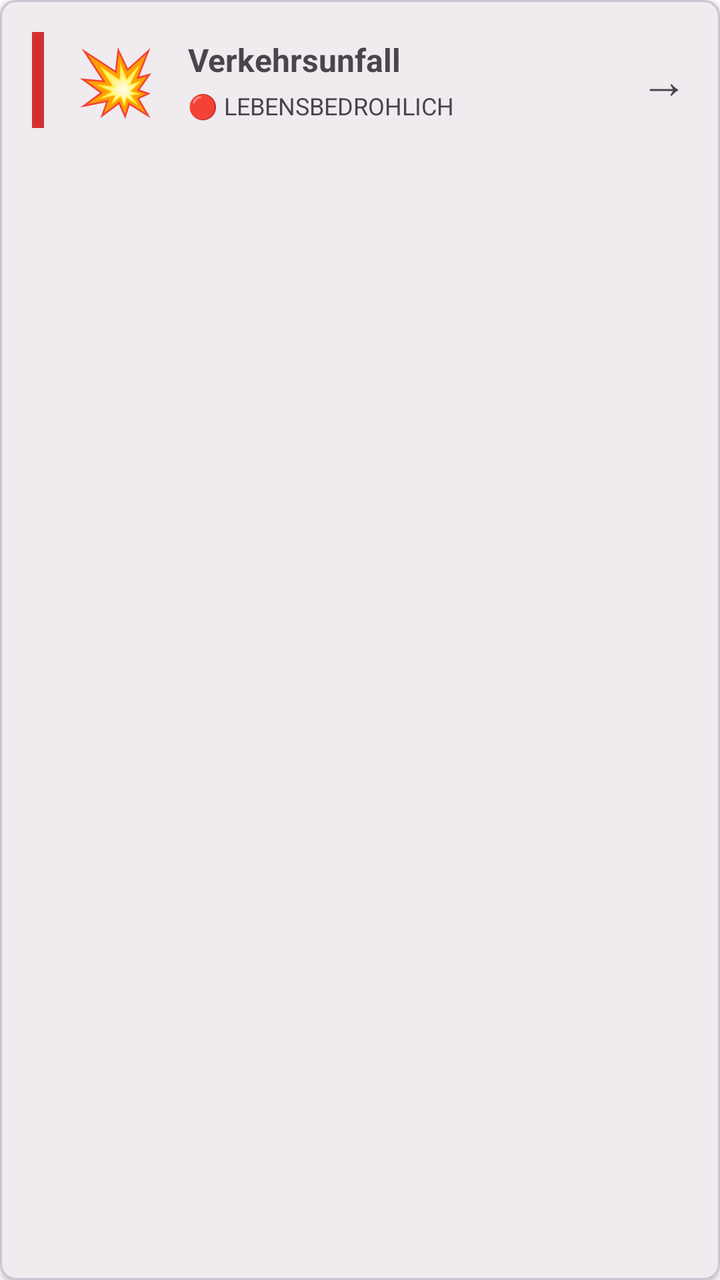
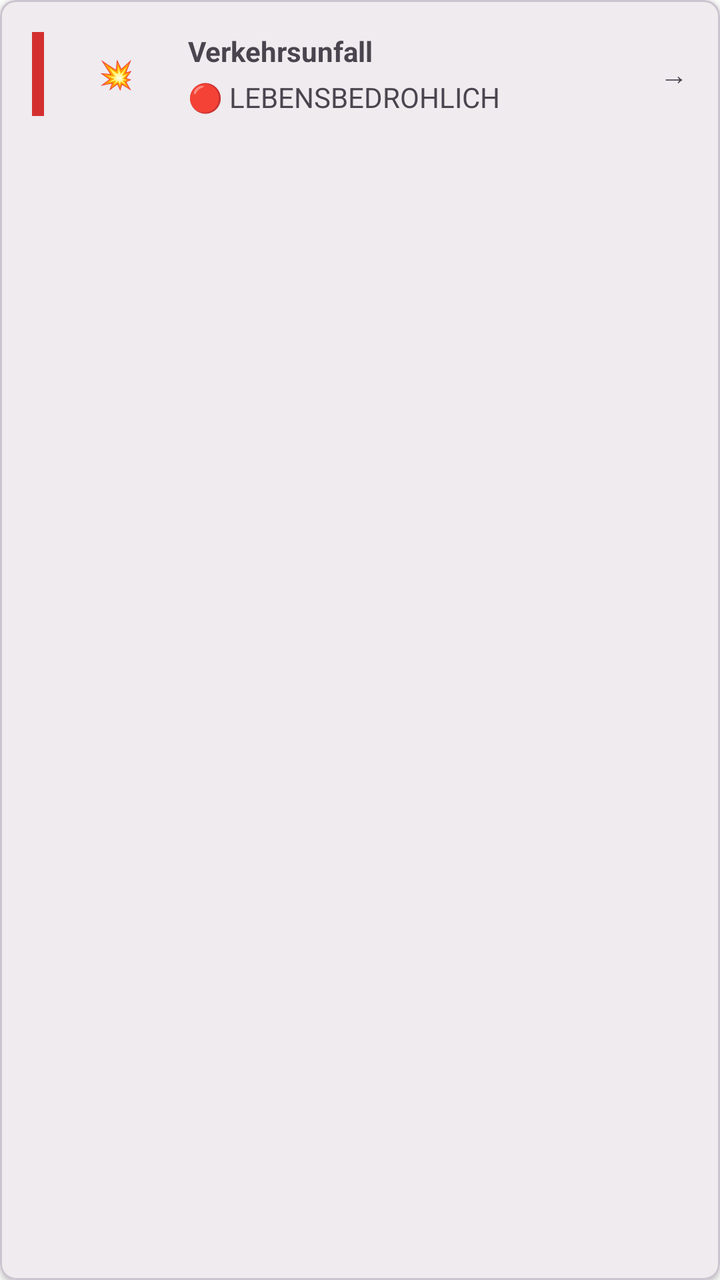

An Android layout rendered at two revisions. The XML below is the earlier revision; the diff shows what the commit changed to produce the second picture.
<!-- AndroidManifest.xml: application theme Theme.HundeWildnis -->
<!-- res/layout/item_emergency_subcategory.xml -->
<?xml version="1.0" encoding="utf-8"?>
<com.google.android.material.card.MaterialCardView 
    xmlns:android="http://schemas.android.com/apk/res/android"
    xmlns:app="http://schemas.android.com/apk/res-auto"
    android:layout_width="match_parent"
    android:layout_height="wrap_content"
    android:layout_margin="8dp"
    app:cardElevation="2dp"
    app:cardCornerRadius="8dp"
    android:clickable="true"
    android:focusable="true"
    android:foreground="?attr/selectableItemBackground">

    <LinearLayout
        android:layout_width="match_parent"
        android:layout_height="wrap_content"
        android:orientation="horizontal"
        android:padding="16dp"
        android:gravity="center_vertical">

        
        <View
            android:id="@+id/viewUrgencyIndicator"
            android:layout_width="6dp"
            android:layout_height="match_parent"
            android:background="#d32f2f" />

        
        <TextView
            android:id="@+id/tvIcon"
            android:layout_width="48dp"
            android:layout_height="48dp"
            android:layout_marginStart="12dp"
            android:text="💥"
            android:textSize="32sp"
            android:gravity="center" />

        
        <LinearLayout
            android:layout_width="0dp"
            android:layout_height="wrap_content"
            android:layout_weight="1"
            android:layout_marginStart="12dp"
            android:orientation="vertical">

            <TextView
                android:id="@+id/tvName"
                android:layout_width="match_parent"
                android:layout_height="wrap_content"
                android:text="Verkehrsunfall"
                android:textSize="16sp"
                android:textStyle="bold" />

            <TextView
                android:id="@+id/tvUrgency"
                android:layout_width="match_parent"
                android:layout_height="wrap_content"
                android:layout_marginTop="4dp"
                android:text="🔴 LEBENSBEDROHLICH"
                android:textSize="12sp" />

        </LinearLayout>

        
        <TextView
            android:layout_width="wrap_content"
            android:layout_height="wrap_content"
            android:text="→"
            android:textSize="24sp"
            android:layout_marginStart="8dp" />

    </LinearLayout>

</com.google.android.material.card.MaterialCardView>
<!-- resources referenced by this layout -->
<resources>
  <style name="Base.Theme.HundeWildnis" parent="Theme.Material3.Light.NoActionBar">
          <item name="colorPrimary">#2d5016</item>
          <item name="colorPrimaryVariant">#1a3009</item>
          <item name="colorOnPrimary">#FFFFFF</item>
          <item name="colorSecondary">#6b8e4e</item>
          <item name="colorSecondaryVariant">#4a6135</item>
          <item name="colorOnSecondary">#000000</item>
          <item name="android:statusBarColor">?attr/colorPrimaryVariant</item>
  
          <item name="android:navigationBarColor">@android:color/transparent</item>
          <item name="android:windowLightStatusBar">true</item>
          <item name="android:windowLightNavigationBar">true</item>
          <item name="android:enforceNavigationBarContrast" tools:targetApi="q">false</item>
          <item name="android:enforceStatusBarContrast" tools:targetApi="q">false</item>
  
          
          <item name="colorAccent">#2d5016</item>
          <item name="android:textColorPrimary">#000000</item>
  
          
          <item name="materialAlertDialogTheme">@style/AlertDialogTheme</item>
  
          
          <item name="actionMenuTextColor">#FFFFFF</item>
  
          
          <item name="android:windowBackground">#FFFFFF</item>
          <item name="android:colorBackground">#FFFFFF</item>
      </style>
  <style name="AlertDialogTheme" parent="ThemeOverlay.Material3.MaterialAlertDialog">
          
          <item name="colorSurface">#FFFFFF</item>
  
          
          <item name="colorOnSurface">#000000</item>
          <item name="android:textColorPrimary">#000000</item>
  
          
          <item name="buttonBarPositiveButtonStyle">@style/DialogButtonStyle.Light</item>
          <item name="buttonBarNegativeButtonStyle">@style/DialogButtonStyle.Light</item>
          <item name="buttonBarNeutralButtonStyle">@style/DialogButtonStyle.Light</item>
      </style>
  <style name="DialogButtonStyle.Light" parent="Widget.Material3.Button.TextButton.Dialog">
          
          <item name="android:textColor">#2d5016</item>
  
          
          <item name="backgroundTint">@android:color/transparent</item>
  
          
          <item name="rippleColor">#332d5016</item>
      </style>
  <!-- unchanged entries left out for length: 1 -->
</resources>

<!-- the commit's change to res/layout/item_emergency_subcategory.xml (unified diff, before → after) -->
@@ -29,10 +29,10 @@
         <TextView
             android:id="@+id/tvIcon"
             android:layout_width="48dp"
-            android:layout_height="48dp"
+            android:layout_height="wrap_content"
             android:layout_marginStart="12dp"
             android:text="💥"
-            android:textSize="32sp"
+            android:textSize="@dimen/text_body_medium"
             android:gravity="center" />
 
         
@@ -48,7 +48,7 @@
                 android:layout_width="match_parent"
                 android:layout_height="wrap_content"
                 android:text="Verkehrsunfall"
-                android:textSize="16sp"
+                android:textSize="@dimen/text_body_medium"
                 android:textStyle="bold" />
 
             <TextView
@@ -57,7 +57,7 @@
                 android:layout_height="wrap_content"
                 android:layout_marginTop="4dp"
                 android:text="🔴 LEBENSBEDROHLICH"
-                android:textSize="12sp" />
+                android:textSize="@dimen/text_body_medium" />
 
         </LinearLayout>
 
@@ -66,7 +66,7 @@
             android:layout_width="wrap_content"
             android:layout_height="wrap_content"
             android:text="→"
-            android:textSize="24sp"
+            android:textSize="@dimen/text_body_medium"
             android:layout_marginStart="8dp" />
 
     </LinearLayout>
<!-- resource entries referenced after the edit -->
@@ -1,17 +1,21 @@
 <!-- resources referenced by this layout -->
 <resources>
+  <dimen name="text_body_medium">14sp</dimen>
   <style name="Base.Theme.HundeWildnis" parent="Theme.Material3.Light.NoActionBar">
+          
+          <item name="materialButtonStyle">@style/Widget.App.Button</item>
+  
           <item name="colorPrimary">#2d5016</item>
           <item name="colorPrimaryVariant">#1a3009</item>
           <item name="colorOnPrimary">#FFFFFF</item>
           <item name="colorSecondary">#6b8e4e</item>
           <item name="colorSecondaryVariant">#4a6135</item>
           <item name="colorOnSecondary">#000000</item>
-          <item name="android:statusBarColor">?attr/colorPrimaryVariant</item>
-  
+          <item name="android:statusBarColor">@android:color/transparent</item>
           <item name="android:navigationBarColor">@android:color/transparent</item>
+          <item name="android:windowDrawsSystemBarBackgrounds">true</item>
           <item name="android:windowLightStatusBar">true</item>
-          <item name="android:windowLightNavigationBar">true</item>
+          <item name="android:windowLightNavigationBar" tools:targetApi="27">true</item>
           <item name="android:enforceNavigationBarContrast" tools:targetApi="q">false</item>
           <item name="android:enforceStatusBarContrast" tools:targetApi="q">false</item>
   
@@ -21,13 +25,26 @@
   
           
           <item name="materialAlertDialogTheme">@style/AlertDialogTheme</item>
+          <item name="alertDialogTheme">@style/AlertDialogTheme</item>
   
           
           <item name="actionMenuTextColor">#FFFFFF</item>
+          <item name="actionOverflowButtonStyle">@style/Widget.App.Overflow</item>
   
           
           <item name="android:windowBackground">#FFFFFF</item>
           <item name="android:colorBackground">#FFFFFF</item>
+      </style>
+  <style name="Widget.App.Button" parent="Widget.Material3.Button">
+          <item name="autoSizeTextType">uniform</item>
+          <item name="autoSizeMinTextSize">12sp</item>
+          <item name="autoSizeMaxTextSize">@dimen/text_button_large</item>
+          <item name="autoSizeStepGranularity">1sp</item>
+          <item name="android:maxLines">2</item>
+          <item name="android:ellipsize">end</item>
+          <item name="android:paddingStart">16dp</item>
+          <item name="android:paddingEnd">16dp</item>
+          <item name="android:minHeight">60dp</item>
       </style>
   <style name="AlertDialogTheme" parent="ThemeOverlay.Material3.MaterialAlertDialog">
           
@@ -41,10 +58,39 @@
           <item name="buttonBarPositiveButtonStyle">@style/DialogButtonStyle.Light</item>
           <item name="buttonBarNegativeButtonStyle">@style/DialogButtonStyle.Light</item>
           <item name="buttonBarNeutralButtonStyle">@style/DialogButtonStyle.Light</item>
+  
+          
+          <item name="buttonBarStyle">@style/Widget.App.ButtonBar</item>
+  
+          
+          <item name="android:buttonStyle">@style/DialogButtonStyle.Light</item>
       </style>
+  <style name="Widget.App.Overflow" parent="Widget.AppCompat.ActionButton.Overflow">
+          <item name="android:src">@drawable/ic_menu_hamburger</item>
+      </style>
+  <dimen name="text_button_large">20sp</dimen>
   <style name="DialogButtonStyle.Light" parent="Widget.Material3.Button.TextButton.Dialog">
           
           <item name="android:textColor">#2d5016</item>
+  
+          
+          <item name="android:textSize">13sp</item>
+          <item name="android:textAllCaps">false</item>
+          <item name="android:maxLines">2</item>
+          <item name="android:singleLine">false</item>
+          <item name="android:ellipsize">none</item>
+          <item name="autoSizeTextType">uniform</item>
+          <item name="autoSizeMinTextSize">10sp</item>
+          <item name="autoSizeMaxTextSize">16sp</item>
+  
+          
+          <item name="android:paddingStart">2dp</item>
+          <item name="android:paddingEnd">2dp</item>
+          <item name="android:minWidth">0dp</item>
+          <item name="android:insetLeft">0dp</item>
+          <item name="android:insetRight">0dp</item>
+          <item name="android:insetTop">0dp</item>
+          <item name="android:insetBottom">0dp</item>
   
           
           <item name="backgroundTint">@android:color/transparent</item>
@@ -52,6 +98,19 @@
           
           <item name="rippleColor">#332d5016</item>
       </style>
+  <style name="Widget.App.ButtonBar" parent="Widget.AppCompat.ButtonBar.AlertDialog">
+          <item name="android:padding">0dp</item>
+      </style>
+  <!-- drawable ic_menu_hamburger (drawable) -->
+  <vector xmlns:android="http://schemas.android.com/apk/res/android"
+      android:width="24dp"
+      android:height="24dp"
+      android:viewportWidth="24"
+      android:viewportHeight="24">
+      <path
+          android:fillColor="#FFFFFF"
+          android:pathData="M3,18h18v-2H3V18z M3,13h18v-2H3V13z M3,6v2h18V6H3z" />
+  </vector>
   <!-- unchanged entries left out for length: 1 -->
 </resources>
 
